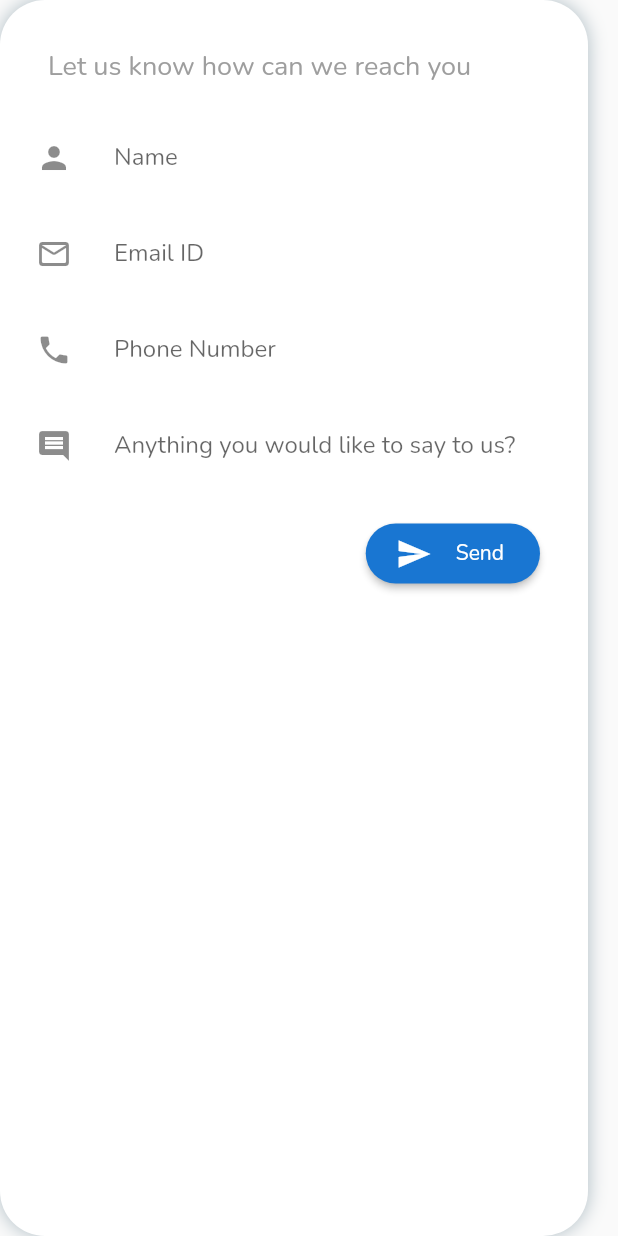
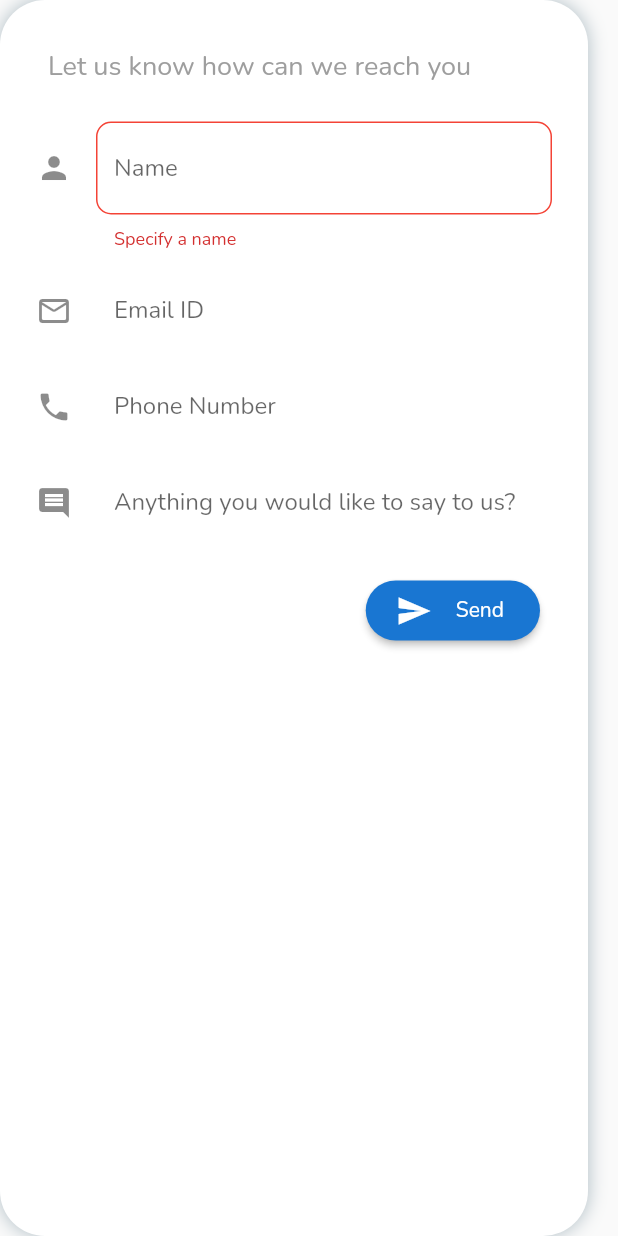
Before and after one commit to rithviknishad/home_solutions_kozhikode, a Flutter app: the _ContactUsForm widget shown alone on an empty page, opened directly, after a tap on "Send", on a phone screen of 412 x 824 dp. Run offline on Flutter 3.47's test engine with Material 2 defaults, Android fonts, the phone set to English and light mode, and no system bars; our stand-ins replace auto_route, ionicons; missing offline and left inert: flutter_animator, mailto.

Commit message:
add validation support in contact us form

```diff
--- a/lib/main.dart
+++ b/lib/main.dart
@@ -68,8 +68,6 @@ class HomeSolutions extends StatelessWidget {
     accentColor: accentColor,
     scaffoldBackgroundColor: subtleWhite,
     canvasColor: subtleWhite,
-    textTheme:
-        TextTheme(caption: TextStyle(fontFamily: 'Lemonada', fontSize: 32)),
     textSelectionTheme: TextSelectionThemeData(
       selectionColor: accentColor.withOpacity(0.35),
       cursorColor: accentColor,
--- a/lib/partials/sections/contact.dart
+++ b/lib/partials/sections/contact.dart
@@ -204,6 +204,8 @@ class __ContactUsFormState extends State<_ContactUsForm> {
   final phoneNumberController = TextEditingController();
   final commentController = TextEditingController();
 
+  final formKey = GlobalKey<FormState>();
+
   build(BuildContext context) {
     final size = MediaQuery.of(context).size;
     final theme = Theme.of(context);
@@ -265,6 +267,7 @@ class __ContactUsFormState extends State<_ContactUsForm> {
       padding: const EdgeInsets.all(16),
       width: min(size.width - 20, 440),
       child: Form(
+        key: formKey,
         child: Column(
           crossAxisAlignment: CrossAxisAlignment.start,
           children: [
@@ -283,6 +286,13 @@ class __ContactUsFormState extends State<_ContactUsForm> {
                   icon: Icon(Icons.person),
                 ),
                 controller: nameController,
+                validator: (value) {
+                  value ??= "";
+
+                  if (value.trim().isEmpty) {
+                    return "Specify a name";
+                  }
+                },
               ),
             ),
             Padding(
@@ -344,6 +354,8 @@ class __ContactUsFormState extends State<_ContactUsForm> {
   }
 
   Future<void> sendMail() async {
+    if ((formKey.currentState?.validate() ?? false) == false) return;
+
     final clientName = nameController.text;
 
     var clientEmail = emailController.text;
--- a/lib/partials/sections/welcome.dart
+++ b/lib/partials/sections/welcome.dart
@@ -53,7 +53,9 @@ class WelcomeSection extends MySection {
                   ),
                   child: Text(
                     HomeSolutions.catchPhrase,
-                    style: theme.textTheme.caption?.apply(
+                    style: TextStyle(
+                      fontFamily: 'Lemonada',
+                      fontSize: 32,
                       color: Colors.white,
                       shadows: [
                         Shadow(color: Colors.black, blurRadius: 8),
```
